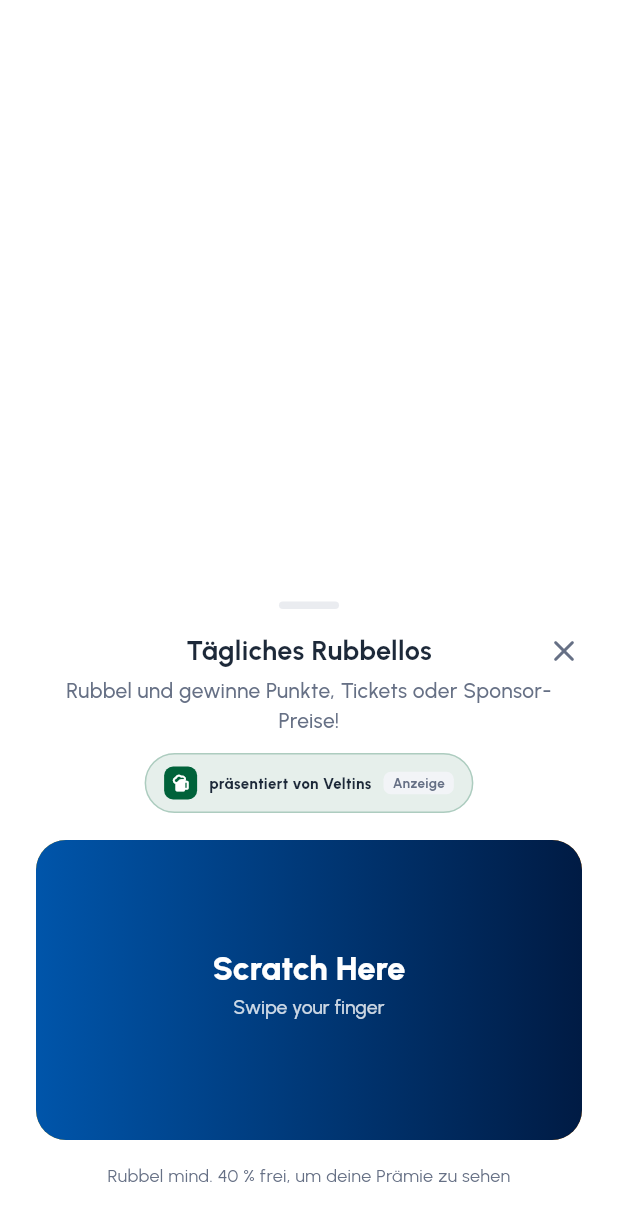
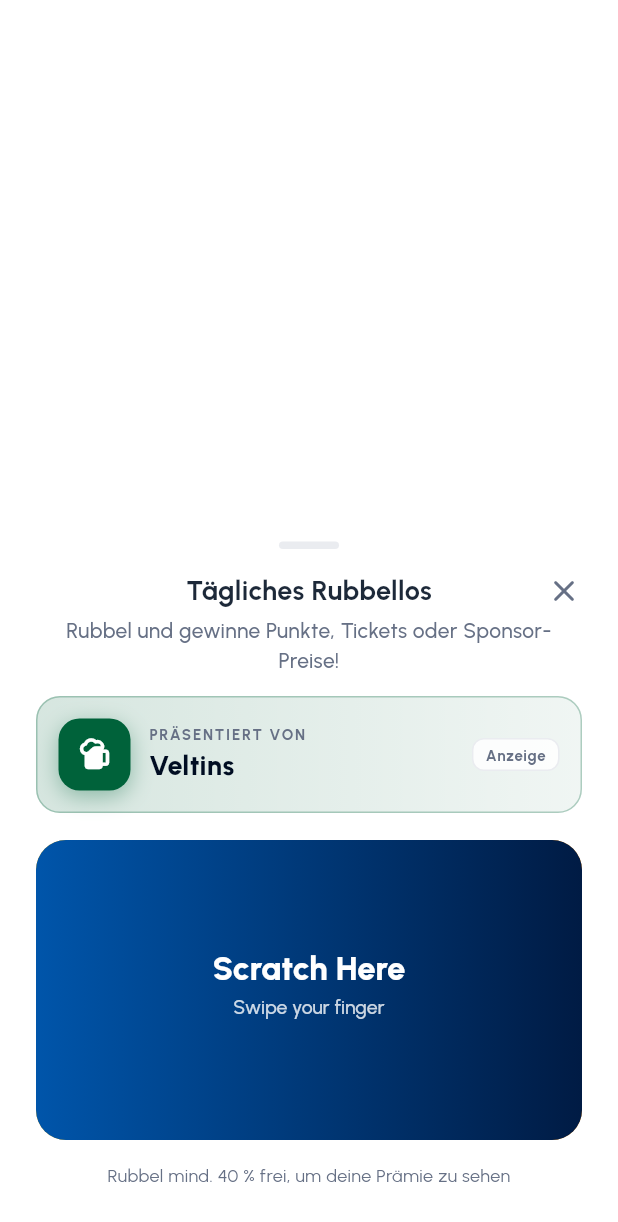
Before and after one commit to COREVIONLABS/EMBAapp-native, a Flutter app: the ScratchCardScreen screen opened directly, on a phone screen of 412 x 824 dp. Shown: the top 1222 px of the screen. Run offline on Flutter 3.47's test engine with Material 3 defaults, Android fonts, the phone set to English and light mode, and no system bars; our stand-ins replace flutter_svg.

Commit message:
Make the sponsor ad slot bigger and more premium
The "presented by" placement on the daily spin & scratch was a small
pill. Promote it to a full-width branded card (shared SponsorAdBanner):
a larger logo tile with brand-tinted glow, a "PRAESENTIERT VON" eyebrow,
the sponsor name in a bold headline, and a clear "Anzeige" tag. Reads
like real sold inventory. Both games use the one shared widget.

Co-Authored-By: Claude Opus 4.8 <noreply@anthropic.com>
Claude-Session: https://claude.ai/code/session_0138H2TPm9wvb2D54WvCY8tL

```diff
--- a/lib/screens/daily_spin_screen.dart
+++ b/lib/screens/daily_spin_screen.dart
@@ -5,6 +5,7 @@ import '../widgets/app_widgets.dart';
 import '../model/fan_model.dart';
 import '../model/daily_games.dart';
 import '../model/voucher_store.dart';
+import '../widgets/sponsor_banner.dart';
 import '../l10n/strings.dart';
 
 /// Presents Daily Spin as a modal sheet over the current screen (Figma 2145:8385).
@@ -102,8 +103,8 @@ class _DailySpinScreenState extends State<DailySpinScreen> with SingleTickerProv
                   ),
                   const SizedBox(height: 4),
                   Text(tr('Spin to win points, tickets or sponsor prizes!'), textAlign: TextAlign.center, style: AppText.body2.copyWith(color: AppColors.textLight)),
-                  const SizedBox(height: 12),
-                  const _SponsorBanner(),
+                  const SizedBox(height: 14),
+                  const SponsorAdBanner(),
                   const SizedBox(height: 18),
                   SizedBox(
                     height: 290,
@@ -139,26 +140,6 @@ class _DailySpinScreenState extends State<DailySpinScreen> with SingleTickerProv
           ),
         ],
       ),
-    );
-  }
-}
-
-/// Paid "presented by the sponsor" banner — the sellable ad slot on the game.
-class _SponsorBanner extends StatelessWidget {
-  const _SponsorBanner();
-  @override
-  Widget build(BuildContext context) {
-    const s = kDailyGamesSponsor;
-    return Container(
-      padding: const EdgeInsets.symmetric(horizontal: 12, vertical: 8),
-      decoration: BoxDecoration(color: s.color.withValues(alpha: 0.10), borderRadius: BorderRadius.circular(999), border: Border.all(color: s.color.withValues(alpha: 0.25))),
-      child: Row(mainAxisSize: MainAxisSize.min, children: [
-        Container(width: 22, height: 22, decoration: BoxDecoration(color: s.color, borderRadius: BorderRadius.circular(6)), child: Icon(s.icon, size: 14, color: Colors.white)),
-        const SizedBox(width: 8),
-        Text('${tr('presented by')} ${s.name}', style: AppText.caption1.copyWith(color: AppColors.textDarker, fontWeight: FontWeight.w800)),
-        const SizedBox(width: 8),
-        Container(padding: const EdgeInsets.symmetric(horizontal: 6, vertical: 2), decoration: BoxDecoration(color: AppColors.surfaceMinimal, borderRadius: BorderRadius.circular(5)), child: Text(tr('Ad'), style: AppText.caption1.copyWith(color: AppColors.textLight, fontWeight: FontWeight.w700, fontSize: 9))),
-      ]),
     );
   }
 }
--- a/lib/screens/scratch_card_screen.dart
+++ b/lib/screens/scratch_card_screen.dart
@@ -5,6 +5,7 @@ import '../widgets/scratch_card.dart';
 import '../model/fan_model.dart';
 import '../model/daily_games.dart';
 import '../model/voucher_store.dart';
+import '../widgets/sponsor_banner.dart';
 import '../l10n/strings.dart';
 
 /// Presents Daily Card Scratch as a modal sheet over the current screen
@@ -82,8 +83,8 @@ class _ScratchCardScreenState extends State<ScratchCardScreen> {
                   ),
                   const SizedBox(height: 4),
                   Text(tr('Scratch to win points, tickets or sponsor prizes!'), textAlign: TextAlign.center, style: AppText.body2.copyWith(color: AppColors.textLight)),
-                  const SizedBox(height: 12),
-                  const _SponsorBanner(),
+                  const SizedBox(height: 14),
+                  const SponsorAdBanner(),
                   const SizedBox(height: 18),
                   ScratchCard(
                     height: 200,
@@ -138,23 +139,3 @@ class _ScratchCardScreenState extends State<ScratchCardScreen> {
     }
   }
 }
-
-/// Paid "presented by the sponsor" banner — the sellable ad slot on the game.
-class _SponsorBanner extends StatelessWidget {
-  const _SponsorBanner();
-  @override
-  Widget build(BuildContext context) {
-    const s = kDailyGamesSponsor;
-    return Container(
-      padding: const EdgeInsets.symmetric(horizontal: 12, vertical: 8),
-      decoration: BoxDecoration(color: s.color.withValues(alpha: 0.10), borderRadius: BorderRadius.circular(999), border: Border.all(color: s.color.withValues(alpha: 0.25))),
-      child: Row(mainAxisSize: MainAxisSize.min, children: [
-        Container(width: 22, height: 22, decoration: BoxDecoration(color: s.color, borderRadius: BorderRadius.circular(6)), child: Icon(s.icon, size: 14, color: Colors.white)),
-        const SizedBox(width: 8),
-        Text('${tr('presented by')} ${s.name}', style: AppText.caption1.copyWith(color: AppColors.textDarker, fontWeight: FontWeight.w800)),
-        const SizedBox(width: 8),
-        Container(padding: const EdgeInsets.symmetric(horizontal: 6, vertical: 2), decoration: BoxDecoration(color: AppColors.surfaceMinimal, borderRadius: BorderRadius.circular(5)), child: Text(tr('Ad'), style: AppText.caption1.copyWith(color: AppColors.textLight, fontWeight: FontWeight.w700, fontSize: 9))),
-      ]),
-    );
-  }
-}
--- /dev/null
+++ b/lib/widgets/sponsor_banner.dart
@@ -0,0 +1,77 @@
+import 'package:flutter/material.dart';
+import '../theme/app_theme.dart';
+import '../model/daily_games.dart';
+import '../l10n/strings.dart';
+
+/// The sellable "presented by" ad slot that runs on the daily games.
+/// A full-width, branded card — big enough to read as real paid inventory,
+/// clearly labelled "Anzeige" so it stays honest.
+class SponsorAdBanner extends StatelessWidget {
+  final GameSponsor sponsor;
+  const SponsorAdBanner({super.key, this.sponsor = kDailyGamesSponsor});
+
+  @override
+  Widget build(BuildContext context) {
+    final s = sponsor;
+    return Container(
+      width: double.infinity,
+      padding: const EdgeInsets.all(14),
+      decoration: BoxDecoration(
+        borderRadius: BorderRadius.circular(AppRadii.tile),
+        gradient: LinearGradient(
+          begin: Alignment.centerLeft,
+          end: Alignment.centerRight,
+          colors: [s.color.withValues(alpha: 0.16), s.color.withValues(alpha: 0.06)],
+        ),
+        border: Border.all(color: s.color.withValues(alpha: 0.28)),
+      ),
+      child: Row(
+        children: [
+          // Brand logo tile
+          Container(
+            width: 48,
+            height: 48,
+            decoration: BoxDecoration(
+              color: s.color,
+              borderRadius: BorderRadius.circular(14),
+              boxShadow: [BoxShadow(color: s.color.withValues(alpha: 0.35), blurRadius: 12, offset: const Offset(0, 4))],
+            ),
+            child: Icon(s.icon, size: 26, color: Colors.white),
+          ),
+          const SizedBox(width: 12),
+          // Eyebrow + name
+          Expanded(
+            child: Column(
+              crossAxisAlignment: CrossAxisAlignment.start,
+              mainAxisSize: MainAxisSize.min,
+              children: [
+                Text(
+                  tr('presented by').toUpperCase(),
+                  style: AppText.caption1.copyWith(color: AppColors.textLight, fontWeight: FontWeight.w700, letterSpacing: 1.2),
+                ),
+                const SizedBox(height: 3),
+                Text(
+                  s.name,
+                  style: AppText.label1.copyWith(color: AppColors.textDarkest, fontWeight: FontWeight.w800),
+                ),
+              ],
+            ),
+          ),
+          // Ad label
+          Container(
+            padding: const EdgeInsets.symmetric(horizontal: 8, vertical: 4),
+            decoration: BoxDecoration(
+              color: AppColors.surface.withValues(alpha: 0.85),
+              borderRadius: BorderRadius.circular(8),
+              border: Border.all(color: AppColors.surfaceLowContrast),
+            ),
+            child: Text(
+              tr('Ad'),
+              style: AppText.caption1.copyWith(color: AppColors.textLight, fontWeight: FontWeight.w700, letterSpacing: 0.5),
+            ),
+          ),
+        ],
+      ),
+    );
+  }
+}
```
